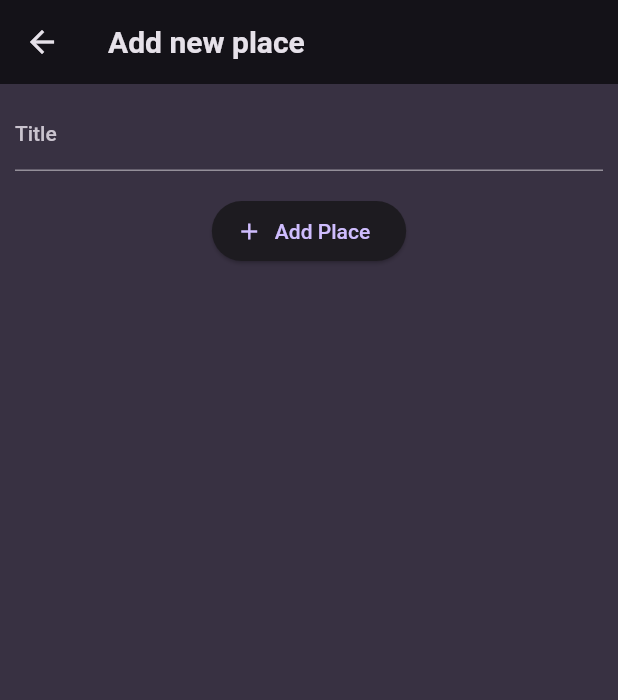
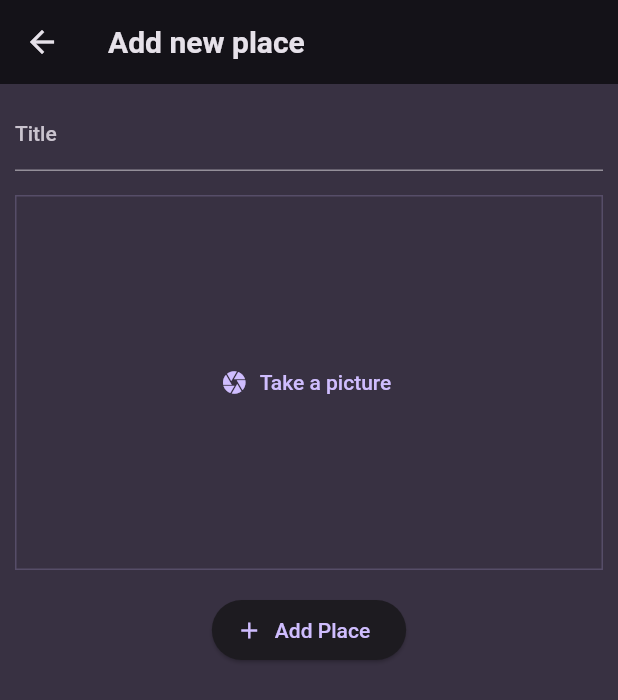
Before and after one commit to maithanhtrong1113/dartCourse, a Flutter app: the AddPlaceScreen screen opened directly, on a phone screen of 412 x 824 dp. Shown: the top 700 px of the screen. Run offline on Flutter 3.47's test engine with Material 2 defaults, Android fonts, the phone set to English and light mode, and no system bars; our stand-ins replace flutter_riverpod, google_fonts, image_picker.

Commit message:
use camera

```diff
--- a/lib/models/place.dart
+++ b/lib/models/place.dart
@@ -1,10 +1,13 @@
+import 'dart:io';
+
 import 'package:uuid/uuid.dart';
 
 const uuid = Uuid();
 
 class Place {
-  Place({required this.title}) : id = uuid.v4();
+  Place({required this.title, required this.image}) : id = uuid.v4();
 
   final String id;
   final String title;
+  final File image;
 }
--- a/lib/providers/user_places.dart
+++ b/lib/providers/user_places.dart
@@ -1,10 +1,12 @@
+import 'dart:io';
+
 import 'package:flutter_riverpod/flutter_riverpod.dart';
 import 'package:frist_app/models/place.dart';
 
 class UserPlacesNotifier extends StateNotifier<List<Place>> {
   UserPlacesNotifier() : super(const []);
-  void addPlace(String title) {
-    final newPlace = Place(title: title);
+  void addPlace(String title, File image) {
+    final newPlace = Place(title: title, image: image);
     state = [newPlace, ...state];
   }
 }
--- a/lib/screens/add_place.dart
+++ b/lib/screens/add_place.dart
@@ -1,6 +1,9 @@
+import 'dart:io';
+
 import 'package:flutter/material.dart';
 import 'package:flutter_riverpod/flutter_riverpod.dart';
 import 'package:frist_app/providers/user_places.dart';
+import 'package:frist_app/widgets/image_input.dart';
 
 class AddPlaceScreen extends ConsumerStatefulWidget {
   const AddPlaceScreen({super.key});
@@ -12,6 +15,7 @@ class AddPlaceScreen extends ConsumerStatefulWidget {
 
 class _AddPlaceScreenState extends ConsumerState<AddPlaceScreen> {
   final _titleController = TextEditingController();
+  File? _selectImage;
   void _savePlace() {
     final enteredTitle = _titleController.text;
 
@@ -19,7 +23,7 @@ class _AddPlaceScreenState extends ConsumerState<AddPlaceScreen> {
       return;
     }
 
-    ref.read(userPlacesProvider.notifier).addPlace(enteredTitle);
+    ref.read(userPlacesProvider.notifier).addPlace(enteredTitle, _selectImage!);
 
     Navigator.of(context).pop();
   }
@@ -49,6 +53,8 @@ class _AddPlaceScreenState extends ConsumerState<AddPlaceScreen> {
                 ),
               ),
               const SizedBox(height: 16),
+              ImageInput(onPickImage: (image) => _selectImage = image),
+              const SizedBox(height: 16),
               ElevatedButton.icon(
                 onPressed: _savePlace,
                 icon: const Icon(Icons.add),
--- /dev/null
+++ b/lib/widgets/image_input.dart
@@ -0,0 +1,63 @@
+import 'dart:io';
+
+import 'package:flutter/material.dart';
+import 'package:image_picker/image_picker.dart';
+
+class ImageInput extends StatefulWidget {
+  const ImageInput({super.key, required this.onPickImage});
+  final Function(File image) onPickImage;
+  @override
+  State<ImageInput> createState() => _ImageInputState();
+}
+
+class _ImageInputState extends State<ImageInput> {
+  File? _selectedImage;
+  void _takePicture() async {
+    final imagePicker = ImagePicker();
+    final pickedImage =
+        await imagePicker.pickImage(source: ImageSource.camera, maxWidth: 600);
+
+    if (pickedImage == null) {
+      return;
+    }
+
+    setState(
+      () {
+        _selectedImage = File(pickedImage.path);
+      },
+    );
+    widget.onPickImage(_selectedImage!);
+  }
+
+  @override
+  Widget build(BuildContext context) {
+    Widget content = TextButton.icon(
+      icon: const Icon(Icons.camera),
+      label: const Text('Take a picture'),
+      onPressed: _takePicture,
+    );
+    if (_selectedImage != null) {
+      content = GestureDetector(
+        onTap: _takePicture,
+        child: Image.file(
+          _selectedImage!,
+          fit: BoxFit.cover,
+          width: double.infinity,
+          height: double.infinity,
+        ),
+      );
+    }
+    return Container(
+      height: 250,
+      decoration: BoxDecoration(
+        border: Border.all(
+          width: 1,
+          color: Theme.of(context).colorScheme.primary.withOpacity(0.2),
+        ),
+      ),
+      width: double.infinity,
+      alignment: Alignment.center,
+      child: content,
+    );
+  }
+}
--- a/pubspec.yaml
+++ b/pubspec.yaml
@@ -38,6 +38,7 @@ dependencies:
   google_fonts: ^6.1.0
   uuid: ^4.2.1
   flutter_riverpod: ^2.4.8
+  image_picker: ^1.0.4
 
 dev_dependencies:
   flutter_test:
```
Also changed, not shown: pubspec.lock, 5 other files.
